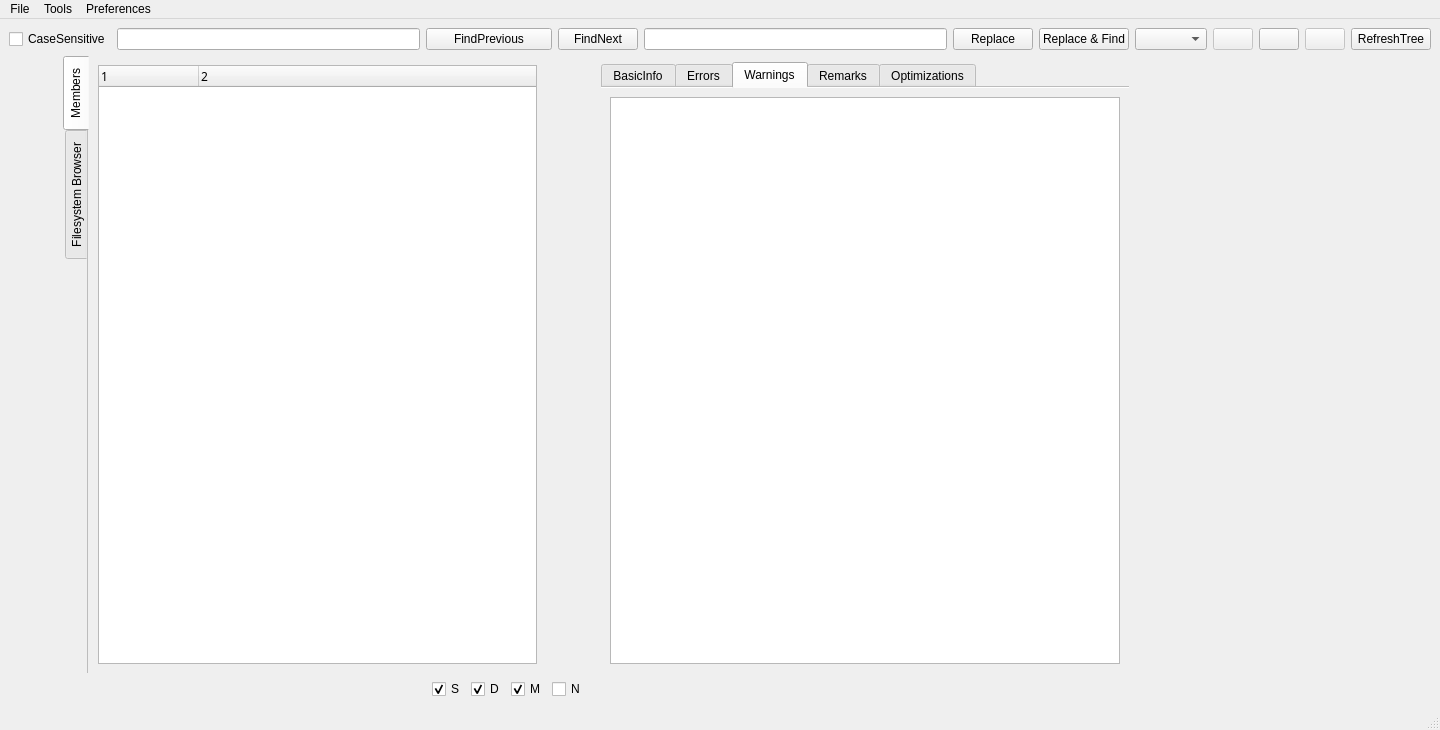
Above: mainwindow.ui from ic005k/Xiasl before the change. Below: the same form after it.
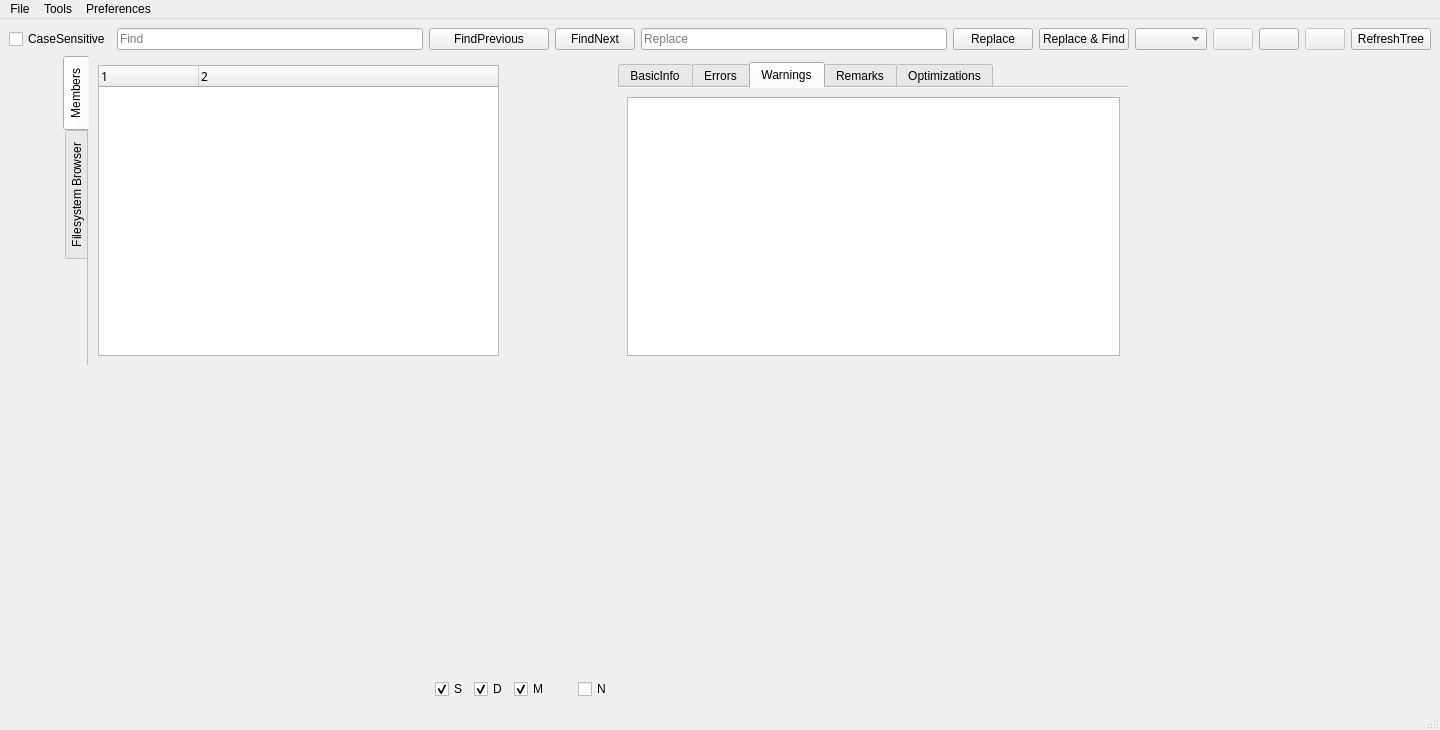
That is the form after the change. The open tabs and pages were chosen to show the change. Icons and pictures are not drawn.

What changed in the file:
```diff
--- a/mainwindow.ui
+++ b/mainwindow.ui
@@ -30,7 +30,11 @@
      </widget>
     </item>
     <item row="0" column="2">
-     <widget class="QLineEdit" name="editFind"/>
+     <widget class="QLineEdit" name="editFind">
+      <property name="placeholderText">
+       <string>Find</string>
+      </property>
+     </widget>
     </item>
     <item row="0" column="3" colspan="5">
      <widget class="QPushButton" name="btnFindPrevious">
@@ -39,38 +43,42 @@
       </property>
      </widget>
     </item>
-    <item row="0" column="8" colspan="2">
+    <item row="0" column="8" colspan="3">
      <widget class="QPushButton" name="btnFindNext">
       <property name="text">
        <string>FindNext</string>
       </property>
      </widget>
     </item>
-    <item row="0" column="10">
-     <widget class="QLineEdit" name="editReplace"/>
-    </item>
     <item row="0" column="11">
-     <widget class="QPushButton" name="btnReplace">
-      <property name="text">
+     <widget class="QLineEdit" name="editReplace">
+      <property name="placeholderText">
        <string>Replace</string>
       </property>
      </widget>
     </item>
     <item row="0" column="12">
+     <widget class="QPushButton" name="btnReplace">
+      <property name="text">
+       <string>Replace</string>
+      </property>
+     </widget>
+    </item>
+    <item row="0" column="13">
      <widget class="QPushButton" name="btnReplaceFind">
       <property name="text">
        <string>Replace &amp;&amp; Find</string>
       </property>
      </widget>
     </item>
-    <item row="0" column="13">
+    <item row="0" column="14">
      <widget class="QComboBox" name="cboxCompilationOptions">
       <property name="toolTip">
        <string>Compilation options</string>
       </property>
      </widget>
     </item>
-    <item row="0" column="14">
+    <item row="0" column="15">
      <widget class="QPushButton" name="btnPreviousError">
       <property name="enabled">
        <bool>false</bool>
@@ -83,7 +91,7 @@
       </property>
      </widget>
     </item>
-    <item row="0" column="15">
+    <item row="0" column="16">
      <widget class="QPushButton" name="btnCompile">
       <property name="toolTip">
        <string>Compile</string>
@@ -93,7 +101,7 @@
       </property>
      </widget>
     </item>
-    <item row="0" column="16">
+    <item row="0" column="17">
      <widget class="QPushButton" name="btnNextError">
       <property name="enabled">
        <bool>false</bool>
@@ -106,14 +114,14 @@
       </property>
      </widget>
     </item>
-    <item row="0" column="17">
+    <item row="0" column="18">
      <widget class="QPushButton" name="btnRefreshTree">
       <property name="text">
        <string>RefreshTree</string>
       </property>
      </widget>
     </item>
-    <item row="1" column="0" rowspan="4" colspan="18">
+    <item row="1" column="0" rowspan="5" colspan="19">
      <layout class="QGridLayout" name="gridLayout"/>
     </item>
     <item row="2" column="1" rowspan="2" colspan="6">
@@ -122,7 +130,7 @@
        <enum>QTabWidget::West</enum>
       </property>
       <property name="currentIndex">
-       <number>1</number>
+       <number>0</number>
       </property>
       <property name="documentMode">
        <bool>true</bool>
@@ -187,7 +195,7 @@
       </widget>
      </widget>
     </item>
-    <item row="3" column="9" colspan="4">
+    <item row="3" column="10" colspan="4">
      <widget class="QTabWidget" name="tabWidget">
       <property name="currentIndex">
        <number>2</number>
@@ -307,7 +315,29 @@
       </widget>
      </widget>
     </item>
-    <item row="4" column="4">
+    <item row="4" column="5" colspan="7">
+     <widget class="QTabWidget" name="tabWidget_textEdit">
+      <property name="currentIndex">
+       <number>-1</number>
+      </property>
+      <property name="usesScrollButtons">
+       <bool>true</bool>
+      </property>
+      <property name="documentMode">
+       <bool>true</bool>
+      </property>
+      <property name="tabsClosable">
+       <bool>false</bool>
+      </property>
+      <property name="movable">
+       <bool>false</bool>
+      </property>
+      <property name="tabBarAutoHide">
+       <bool>true</bool>
+      </property>
+     </widget>
+    </item>
+    <item row="5" column="4" colspan="2">
      <widget class="QCheckBox" name="chkScope">
       <property name="text">
        <string>S</string>
@@ -317,7 +347,7 @@
       </property>
      </widget>
     </item>
-    <item row="4" column="5">
+    <item row="5" column="6">
      <widget class="QCheckBox" name="chkDevice">
       <property name="text">
        <string>D</string>
@@ -327,7 +357,7 @@
       </property>
      </widget>
     </item>
-    <item row="4" column="6">
+    <item row="5" column="7">
      <widget class="QCheckBox" name="chkMethod">
       <property name="text">
        <string>M</string>
@@ -337,7 +367,7 @@
       </property>
      </widget>
     </item>
-    <item row="4" column="7" colspan="2">
+    <item row="5" column="9">
      <widget class="QCheckBox" name="chkName">
       <property name="text">
        <string>N</string>
```
